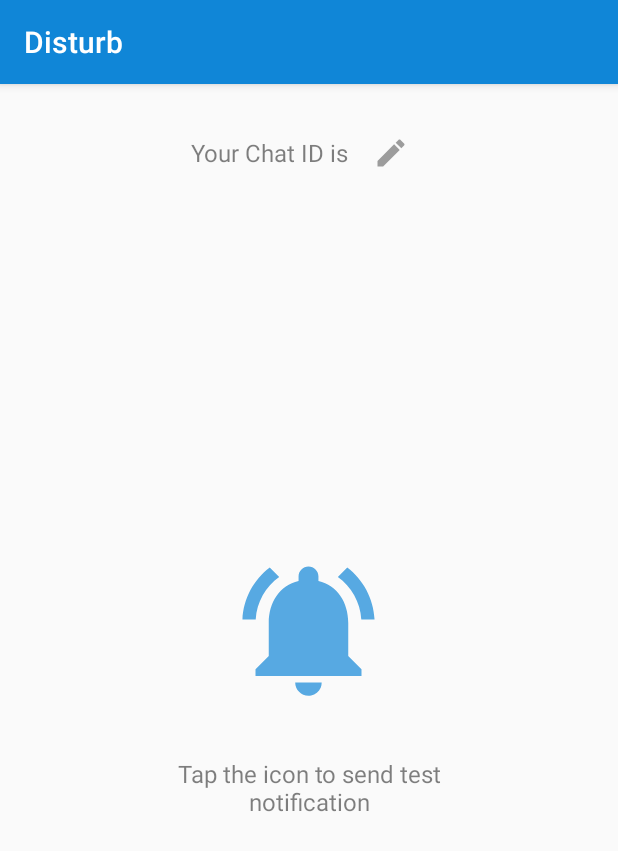
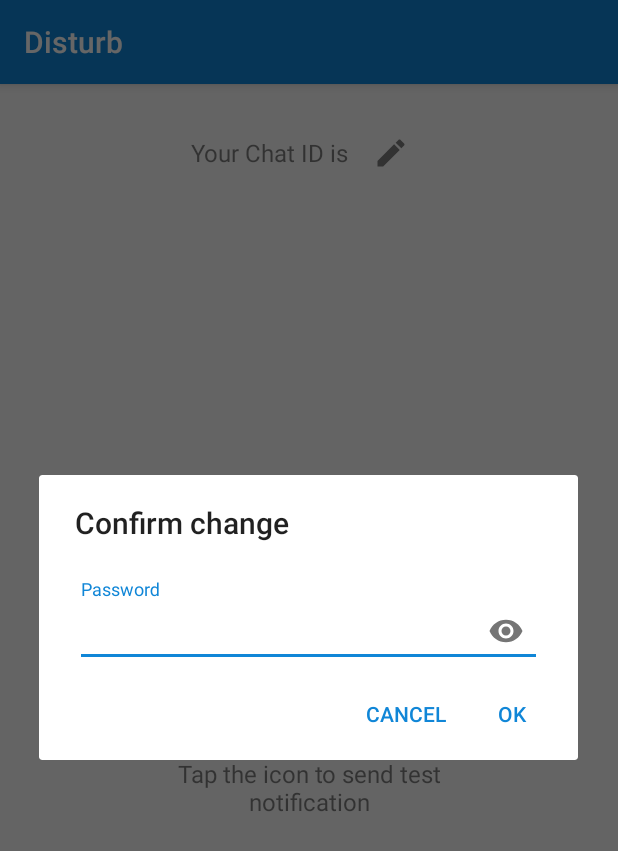
Before and after one commit to alxrm/Disturb, an Android app: the fragment NotifyFragment placed in its activity, after a tap on an icon or button, on a phone screen of 412 x 824 dp. Shown: the top 851 px of the screen. Run offline under Robolectric (Android 15) with nearby library versions, the phone set to English and light mode, and no system bars; our stand-ins replace ButterKnife, Dagger/Hilt's generated code; libraries missing offline, so code that uses them is left out: com.pengrad.telegrambot.

Commit message:
Implemented password confirmation dialog

```diff
--- a/app/src/main/java/rm/com/disturb/DisturbComponent.java
+++ b/app/src/main/java/rm/com/disturb/DisturbComponent.java
@@ -7,6 +7,7 @@ import rm.com.disturb.receiver.SmsReceiver;
 import rm.com.disturb.ui.LoginFragment;
 import rm.com.disturb.ui.MainActivity;
 import rm.com.disturb.ui.NotifyFragment;
+import rm.com.disturb.ui.PasswordDialogFragment;
 
 /**
  * Created by alex
@@ -20,6 +21,8 @@ public interface DisturbComponent {
 
   void inject(NotifyFragment fragment);
 
+  void inject(PasswordDialogFragment fragment);
+
   void inject(LoginFragment fragment);
 
   void inject(CallReceiver receiver);
--- a/app/src/main/java/rm/com/disturb/DisturbModule.java
+++ b/app/src/main/java/rm/com/disturb/DisturbModule.java
@@ -78,7 +78,7 @@ final class DisturbModule {
     return new StringPreference(preferences, "password");
   }
 
-  @Provides @Password static String providePassword(@ChatId StringPreference pref) {
+  @Provides @Password static String providePassword(@Password StringPreference pref) {
     return pref.get();
   }
 
--- a/app/src/main/java/rm/com/disturb/ui/NotifyFragment.java
+++ b/app/src/main/java/rm/com/disturb/ui/NotifyFragment.java
@@ -20,6 +20,7 @@ import javax.inject.Provider;
 import rm.com.disturb.R;
 import rm.com.disturb.storage.ChatId;
 import rm.com.disturb.storage.Password;
+import rm.com.disturb.storage.StringPreference;
 import rm.com.disturb.telegram.Notifier;
 import rm.com.disturb.utils.Permissions;
 
@@ -27,7 +28,8 @@ import rm.com.disturb.utils.Permissions;
  * Created by alex
  */
 
-public final class NotifyFragment extends BaseFragment {
+public final class NotifyFragment extends BaseFragment
+    implements PasswordDialogFragment.OnPasswordConfirmationListener {
   private static final int REQ_PERMISSION = 1;
 
   @BindString(R.string.message_test_notification) String messageTestNotification;
@@ -40,7 +42,8 @@ public final class NotifyFragment extends BaseFragment {
   @BindView(R.id.notify_chat_id_text) TextView chatIdText;
 
   @Inject Notifier notifier;
-
+  @Inject @ChatId StringPreference chatIdPreference;
+  @Inject @Password StringPreference passwordPreference;
   @Inject @ChatId Provider<String> chatId;
   @Inject @Password Provider<String> password;
 
@@ -83,6 +86,12 @@ public final class NotifyFragment extends BaseFragment {
     }
   }
 
+  @Override public void onPasswordConfirmed() {
+    passwordPreference.delete();
+    chatIdPreference.delete();
+    navigateTo(LoginFragment.newInstance());
+  }
+
   @OnClick(R.id.notify_test_send) void onSendTestNotification() {
     if (!areAnyPermissionsGranted()) {
       requestAllPermissions();
@@ -93,6 +102,7 @@ public final class NotifyFragment extends BaseFragment {
   }
 
   @OnClick(R.id.notify_chat_id_change) void onChangeChatId() {
+    PasswordDialogFragment.show(getFragmentManager(), this);
   }
 
   private boolean areAnyPermissionsGranted() {
--- a/app/src/main/java/rm/com/disturb/ui/PasswordDialogFragment.java
+++ b/app/src/main/java/rm/com/disturb/ui/PasswordDialogFragment.java
@@ -1,11 +1,118 @@
 package rm.com.disturb.ui;
 
+import android.app.AlertDialog;
+import android.app.Dialog;
 import android.app.DialogFragment;
+import android.app.FragmentManager;
+import android.content.DialogInterface;
+import android.os.Bundle;
+import android.support.annotation.NonNull;
+import android.util.Log;
+import android.view.View;
+import android.view.ViewGroup;
+import android.widget.Toast;
+import butterknife.ButterKnife;
+import butterknife.OnTextChanged;
+import javax.inject.Inject;
+import javax.inject.Provider;
+import rm.com.disturb.DisturbApplication;
+import rm.com.disturb.DisturbComponent;
+import rm.com.disturb.R;
+import rm.com.disturb.storage.Password;
 
 /**
  * Created by alex
  */
 
 public final class PasswordDialogFragment extends DialogFragment {
+  public static final String TAG_PASSWORD_DIALOG = "TAG_PASSWORD_DIALOG";
 
+  private static PasswordDialogFragment instance;
+
+  @Inject @Password Provider<String> savedPassword;
+
+  private String password = "";
+  private OnPasswordConfirmationListener confirmationListener;
+
+  public static void show(@NonNull FragmentManager fragmentManager,
+      @NonNull OnPasswordConfirmationListener listener) {
+    if (instance == null) {
+      instance = newInstance();
+    }
+
+    fragmentManager.executePendingTransactions();
+
+    if (!instance.isAdded()) {
+      instance.setConfirmationListener(listener);
+      instance.show(fragmentManager, TAG_PASSWORD_DIALOG);
+    }
+  }
+
+  public static PasswordDialogFragment newInstance() {
+    return new PasswordDialogFragment();
+  }
+
+  @Override public void onCreate(Bundle savedInstanceState) {
+    super.onCreate(savedInstanceState);
+    injector().inject(this);
+  }
+
+  @Override public Dialog onCreateDialog(Bundle savedInstanceState) {
+    final AlertDialog.Builder builder = new AlertDialog.Builder(getActivity());
+    builder.setView(createView());
+    builder.setTitle("Confirm change");
+    builder.setPositiveButton(android.R.string.ok, onSubmit());
+    builder.setNegativeButton(android.R.string.cancel, null);
+
+    final Dialog dialog = builder.create();
+    dialog.setCancelable(true);
+    dialog.setCanceledOnTouchOutside(true);
+
+    return builder.show();
+  }
+
+  private DialogInterface.OnClickListener onSubmit() {
+    return new DialogInterface.OnClickListener() {
+      @Override public void onClick(DialogInterface dialog, int which) {
+        Log.e("DBG", "onSubmit" + savedPassword.get() + " " + password);
+        if (savedPassword.get().equals(password)) {
+          confirmationListener.onPasswordConfirmed();
+        } else {
+          Toast.makeText(getActivity(), "The password didn't match", Toast.LENGTH_LONG).show();
+        }
+      }
+    };
+  }
+
+  @Override public void onDismiss(DialogInterface dialog) {
+    super.onDismiss(dialog);
+    password = "";
+  }
+
+  public void setConfirmationListener(@NonNull OnPasswordConfirmationListener listener) {
+    confirmationListener = listener;
+  }
+
+  @OnTextChanged(R.id.password_input) //
+  void onPasswordChanged(@NonNull CharSequence nextPassword) {
+    password = nextPassword.toString();
+  }
+
+  private View createView() {
+    final ViewGroup root = (ViewGroup) getView();
+    final View dialogLayout =
+        getActivity().getLayoutInflater().inflate(R.layout.fragment_dialog_password, root);
+
+    ButterKnife.bind(this, dialogLayout);
+
+    return dialogLayout;
+  }
+
+  @NonNull final protected DisturbComponent injector() {
+    return ((DisturbApplication) getActivity().getApplication()).injector();
+  }
+
+  public interface OnPasswordConfirmationListener {
+    void onPasswordConfirmed();
+  }
 }
--- a/app/src/main/res/drawable/ic_edit.xml
+++ b/app/src/main/res/drawable/ic_edit.xml
@@ -4,6 +4,6 @@
         android:viewportWidth="24.0"
         android:viewportHeight="24.0">
     <path
-        android:fillColor="#60000000"
+        android:fillColor="#80000000"
         android:pathData="M3,17.25V21h3.75L17.81,9.94l-3.75,-3.75L3,17.25zM20.71,7.04c0.39,-0.39 0.39,-1.02 0,-1.41l-2.34,-2.34c-0.39,-0.39 -1.02,-0.39 -1.41,0l-1.83,1.83 3.75,3.75 1.83,-1.83z"/>
 </vector>
--- /dev/null
+++ b/app/src/main/res/layout/fragment_dialog_password.xml
@@ -0,0 +1,31 @@
+<?xml version="1.0" encoding="utf-8"?>
+<LinearLayout xmlns:android="http://schemas.android.com/apk/res/android"
+    xmlns:app="http://schemas.android.com/apk/res-auto"
+    android:layout_width="match_parent"
+    android:layout_height="wrap_content"
+    android:orientation="vertical"
+    android:paddingLeft="24dp"
+    android:paddingRight="24dp"
+    android:paddingTop="24dp"
+    >
+
+  <android.support.design.widget.TextInputLayout
+      android:layout_width="match_parent"
+      android:layout_height="wrap_content"
+      app:passwordToggleEnabled="true"
+      android:theme="@style/AppTheme.Light"
+      >
+
+    <android.support.design.widget.TextInputEditText
+        android:id="@+id/password_input"
+        android:layout_width="match_parent"
+        android:layout_height="wrap_content"
+        android:hint="Password"
+        android:inputType="numberPassword"
+        android:lines="1"
+        android:maxLength="5"
+        />
+
+  </android.support.design.widget.TextInputLayout>
+
+</LinearLayout>
--- a/app/src/main/res/values/styles.xml
+++ b/app/src/main/res/values/styles.xml
@@ -8,6 +8,8 @@
     <item name="colorAccent">@color/color_accent</item>
   </style>
 
+  <style name="AppTheme.Light" parent="ThemeOverlay.AppCompat.Light"/>
+
   <style name="AppTheme.Dark" parent="ThemeOverlay.AppCompat.Dark">
 
     <item name="colorAccent">@android:color/white</item>
```
